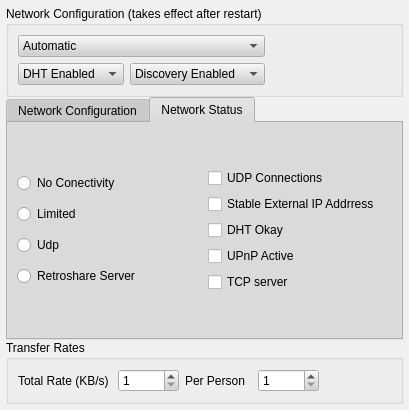
Qt form retroshare-gui/src/gui/Preferences/ServerDialog.ui (RetroShare/RetroShare) before a commit.
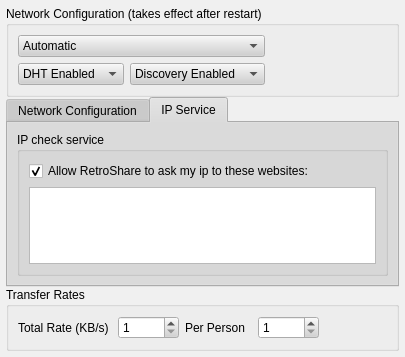
The same form after that commit. The open tabs and pages were chosen to show the change.

Commit message: moved Network Status Tab from Preferences to NetworkDialog as second tab after Log tab.

```diff
--- a/retroshare-gui/src/gui/Preferences/ServerDialog.ui
+++ b/retroshare-gui/src/gui/Preferences/ServerDialog.ui
@@ -5,8 +5,8 @@
    <rect>
     <x>0</x>
     <y>0</y>
-    <width>409</width>
-    <height>406</height>
+    <width>405</width>
+    <height>357</height>
    </rect>
   </property>
   <property name="sizePolicy" >
@@ -672,6 +672,35 @@
            </layout>
           </item>
           <item>
+           <spacer name="verticalSpacer" >
+            <property name="orientation" >
+             <enum>Qt::Vertical</enum>
+            </property>
+            <property name="sizeHint" stdset="0" >
+             <size>
+              <width>20</width>
+              <height>40</height>
+             </size>
+            </property>
+           </spacer>
+          </item>
+         </layout>
+        </widget>
+       </item>
+      </layout>
+     </widget>
+     <widget class="QWidget" name="tab_2" >
+      <attribute name="title" >
+       <string>IP Service</string>
+      </attribute>
+      <layout class="QGridLayout" >
+       <item row="0" column="0" >
+        <widget class="QGroupBox" name="groupBox_4" >
+         <property name="title" >
+          <string>IP check service</string>
+         </property>
+         <layout class="QGridLayout" name="gridLayout" >
+          <item row="0" column="0" >
            <widget class="QCheckBox" name="allowIpDeterminationCB" >
             <property name="toolTip" >
              <string>If you unckeck this, RetroShare can only determine your IP 
@@ -687,7 +716,7 @@
             </property>
            </widget>
           </item>
-          <item>
+          <item row="1" column="0" >
            <widget class="QListWidget" name="IPServersLV" >
             <property name="editTriggers" >
              <set>QAbstractItemView::NoEditTriggers</set>
@@ -699,103 +728,6 @@
        </item>
       </layout>
      </widget>
-     <widget class="QWidget" name="tab_2" >
-      <attribute name="title" >
-       <string>Network Status</string>
-      </attribute>
-      <layout class="QGridLayout" >
-       <item row="0" column="0" >
-        <layout class="QHBoxLayout" >
-         <item>
-          <layout class="QVBoxLayout" >
-           <item>
-            <widget class="QRadioButton" name="radio_nonet" >
-             <property name="text" >
-              <string>No Conectivity</string>
-             </property>
-            </widget>
-           </item>
-           <item>
-            <widget class="QRadioButton" name="radio_netLimited" >
-             <property name="text" >
-              <string>Limited</string>
-             </property>
-            </widget>
-           </item>
-           <item>
-            <widget class="QRadioButton" name="radio_netUdp" >
-             <property name="text" >
-              <string>Udp</string>
-             </property>
-            </widget>
-           </item>
-           <item>
-            <widget class="QRadioButton" name="radio_netServer" >
-             <property name="text" >
-              <string>Retroshare Server</string>
-             </property>
-            </widget>
-           </item>
-          </layout>
-         </item>
-         <item>
-          <layout class="QVBoxLayout" >
-           <item>
-            <widget class="QCheckBox" name="check_udp" >
-             <property name="text" >
-              <string>UDP Connections</string>
-             </property>
-             <property name="checkable" >
-              <bool>false</bool>
-             </property>
-            </widget>
-           </item>
-           <item>
-            <widget class="QCheckBox" name="check_ext" >
-             <property name="text" >
-              <string>Stable External IP Addrress</string>
-             </property>
-             <property name="checkable" >
-              <bool>false</bool>
-             </property>
-            </widget>
-           </item>
-           <item>
-            <widget class="QCheckBox" name="check_dht" >
-             <property name="text" >
-              <string>DHT Okay</string>
-             </property>
-             <property name="checkable" >
-              <bool>false</bool>
-             </property>
-            </widget>
-           </item>
-           <item>
-            <widget class="QCheckBox" name="check_upnp" >
-             <property name="text" >
-              <string>UPnP Active</string>
-             </property>
-             <property name="checkable" >
-              <bool>false</bool>
-             </property>
-            </widget>
-           </item>
-           <item>
-            <widget class="QCheckBox" name="check_tcp" >
-             <property name="text" >
-              <string>TCP server</string>
-             </property>
-             <property name="checkable" >
-              <bool>false</bool>
-             </property>
-            </widget>
-           </item>
-          </layout>
-         </item>
-        </layout>
-       </item>
-      </layout>
-     </widget>
     </widget>
    </item>
    <item row="2" column="0" >
```
The commit also changes 4 other files.
